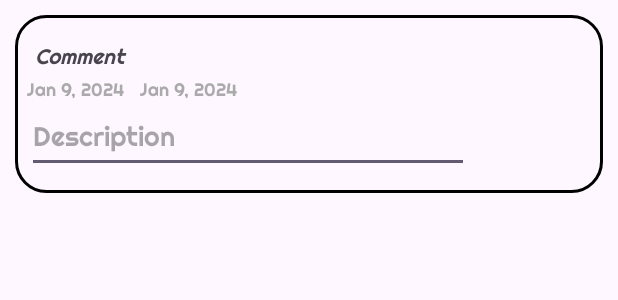
After one commit to Team-17-MMM/BookingAppMobileTeam17, an Android app: the layout report_user_card.xml on its own in the app's theme, with its tools: preview values and no code run, on a phone screen of 412 x 824 dp. The commit adds this screen. Shown: the top 300 px of the screen. Run offline under Robolectric (Android 15) with nearby library versions, the phone set to English and light mode, and no system bars.

Commit message:
added component for reporting user

```diff
--- a/app/src/main/AndroidManifest.xml
+++ b/app/src/main/AndroidManifest.xml
@@ -103,6 +103,12 @@
             android:label="Rate Host"
             android:theme="@style/Theme.BookingAppTeam17"/>
 
+        <activity
+            android:name=".activities.account.ReportUserActivity"
+            android:screenOrientation="portrait"
+            android:label="Report User"
+            android:theme="@style/Theme.BookingAppTeam17"/>
+
         <provider
             android:name="androidx.core.content.FileProvider"
             android:authorities="${applicationId}.provider"
--- /dev/null
+++ b/app/src/main/res/layout/report_user_card.xml
@@ -0,0 +1,99 @@
+<?xml version="1.0" encoding="utf-8"?>
+<LinearLayout
+    xmlns:android="http://schemas.android.com/apk/res/android"
+    xmlns:app="http://schemas.android.com/apk/res-auto"
+    android:layout_width="match_parent"
+    android:layout_height="wrap_content"
+    android:orientation="horizontal"
+    android:background="@drawable/border_background"
+    android:elevation="4dp"
+    android:layout_margin="10dp"
+    android:paddingVertical="5dp"
+    android:id="@+id/report_user_card">
+
+    <!-- Report Icon -->
+    <LinearLayout
+        android:layout_width="0dp"
+        android:layout_height="wrap_content"
+        android:layout_marginStart="8dp"
+        android:layout_marginTop="8dp"
+        android:layout_marginEnd="8dp"
+        android:layout_marginBottom="8dp"
+        android:layout_weight="1"
+        android:orientation="vertical">
+
+        <!-- Description of Review -->
+        <TextView
+            android:id="@+id/review_description"
+            android:layout_width="match_parent"
+            android:layout_height="wrap_content"
+            android:text="@string/review_comment"
+            android:layout_margin="5dp"
+            android:textSize="14sp"
+            android:textStyle="italic" />
+
+        <LinearLayout
+            android:layout_width="match_parent"
+            android:layout_height="wrap_content"
+            android:gravity="center_vertical"
+            android:orientation="horizontal">
+
+            <!-- Clock Icon for Date -->
+
+
+            <!-- Date of Review -->
+            <TextView
+                android:id="@+id/review_name"
+                android:layout_width="wrap_content"
+                android:layout_height="wrap_content"
+                android:text="Jan 9, 2024"
+                android:textColor="@android:color/darker_gray"
+                android:textSize="12sp" />
+
+            <TextView
+                android:id="@+id/review_surname"
+                android:layout_width="wrap_content"
+                android:layout_height="wrap_content"
+                android:text="Jan 9, 2024"
+                android:textColor="@android:color/darker_gray"
+                android:textSize="12sp"
+                android:layout_marginLeft="10dp"/>
+
+
+
+            <!-- Rating of Review -->
+
+        </LinearLayout>
+
+        <EditText
+            android:id="@+id/editTextReportDescription"
+            android:layout_width="wrap_content"
+            android:layout_height="48dp"
+            android:ems="13"
+            android:inputType="text"
+            android:hint="Description"
+            />
+
+    </LinearLayout>
+
+    <Button
+        android:id="@+id/report_button"
+        android:layout_width="30dp"
+        android:layout_height="30dp"
+        android:layout_gravity="center"
+        android:background="@drawable/baseline_announcement_24_red"
+        android:layout_margin="8dp"
+        android:visibility="gone"
+        />
+
+    <Button
+        android:id="@+id/delete_review_button"
+        android:layout_width="30dp"
+        android:layout_height="30dp"
+        android:layout_gravity="center"
+        android:background="@drawable/baseline_clear_24"
+        android:layout_margin="8dp"
+        android:visibility="gone"
+        />
+
+</LinearLayout>
```
Also changed, not shown: app/src/main/java/com/example/bookingappteam17/activities/account/ReportUserActivity.java (added, +68 -0 lines), app/src/main/java/com/example/bookingappteam17/adapters/ReportUserAdapter.java (added, +151 -0 lines), app/src/main/java/com/example/bookingappteam17/dto/user/UserReportDTO.java (added, +60 -0 lines), app/src/main/java/com/example/bookingappteam17/fragments/account/ProfileFragment.java (+8 -0 lines), app/src/main/java/com/example/bookingappteam17/services/review/IReviewService.java (+12 -0 lines), app/src/main/java/com/example/bookingappteam17/viewmodel/review/ReportUserViewModel.java (added, +68 -0 lines), app/src/main/res/layout/activity_report_user.xml (added, +134 -0 lines), app/src/main/res/layout/fragment_profile.xml (+18 -7 lines).
